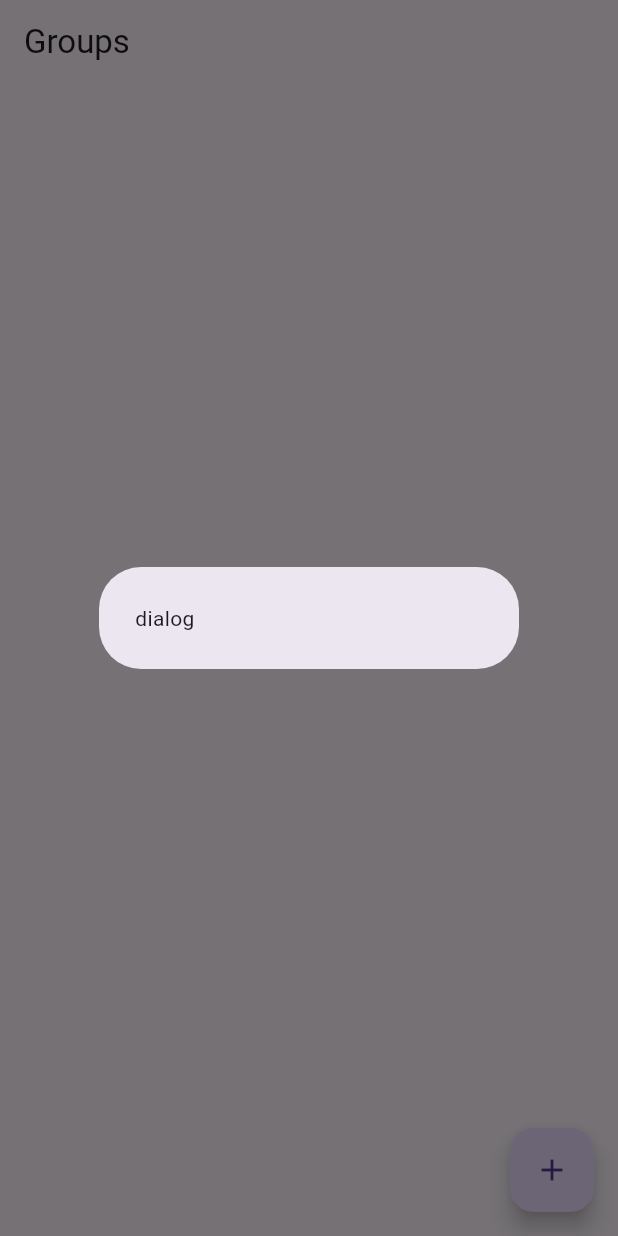
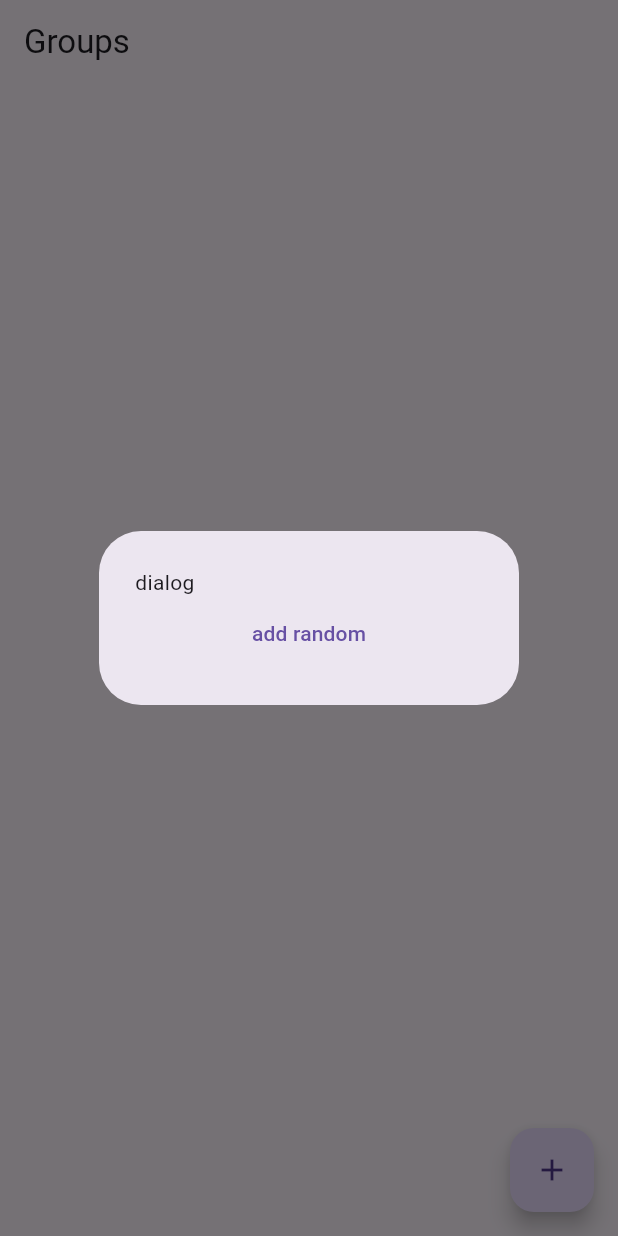
Before and after one commit to split-eth/split-eth-flutter, a Flutter app: the screen it shows after launch, after a tap on the "add" icon, on a phone screen of 412 x 824 dp. Run offline on Flutter 3.47's test engine with Material 3 defaults, Android fonts, the phone set to English and light mode, and no system bars; our stand-ins replace equatable, get_it, go_router, shared_preferences.

Commit message:
WIP: add random groups

```diff
--- /dev/null
+++ b/lib/features/add_group/controller.dart
@@ -0,0 +1,23 @@
+import 'package:flutter/material.dart';
+import 'package:get_it/get_it.dart';
+import 'package:provider/provider.dart';
+import 'package:split_eth_flutter/repos/local_group_repo.dart';
+
+import '../../models/group.dart';
+import 'view.dart';
+
+class AddGroupController extends ChangeNotifier {
+  AddGroupController._();
+
+  void addGroup(Group group) {
+    GetIt.I.get<LocalGroupRepo>().addGroup(group);
+    notifyListeners();
+  }
+
+  static Widget createView() {
+    return ChangeNotifierProvider(
+      create: (_) => AddGroupController._(),
+      child: const AddGroupView(),
+    );
+  }
+}
--- a/lib/features/add_group/view.dart
+++ b/lib/features/add_group/view.dart
@@ -1,14 +1,27 @@
+import 'dart:math';
+
 import 'package:flutter/material.dart';
+import 'package:provider/provider.dart';
+import 'package:split_eth_flutter/features/add_group/controller.dart';
+
+import '../../models/group.dart';
 
 class AddGroupView extends StatelessWidget {
   const AddGroupView({super.key});
 
   @override
   Widget build(BuildContext context) {
-    return const SimpleDialog(
-      contentPadding: EdgeInsets.all(24),
+    return SimpleDialog(
+      contentPadding: const EdgeInsets.all(24),
       children: [
-        Text('dialog'),
+        const Text('dialog'),
+        TextButton(
+            onPressed: () {
+              final String id = List.generate(6, (_) => Random().nextInt(10)).join();
+              final Group group = Group(id: id);
+              context.read<AddGroupController>().addGroup(group);
+            },
+            child: const Text('add random'))
       ],
     );
   }
--- a/lib/repos/local_group_repo.dart
+++ b/lib/repos/local_group_repo.dart
@@ -27,7 +27,10 @@ class LocalGroupRepo {
   }
 
   Group _getGroupByKey(String key) {
-    final String value = _prefs.getString('$namespace/$key') ?? '{}';
+    final String? value = _prefs.getString(key);
+    if (value == null) {
+      throw Exception('Group not found');
+    }
     return Group.fromJson(jsonDecode(value));
   }
 }
--- a/lib/router.dart
+++ b/lib/router.dart
@@ -1,5 +1,5 @@
 import 'package:go_router/go_router.dart';
-import 'package:split_eth_flutter/features/add_group/view.dart';
+import 'package:split_eth_flutter/features/add_group/controller.dart';
 import 'package:split_eth_flutter/features/group/view.dart';
 import 'package:split_eth_flutter/features/group_list/controller.dart';
 
@@ -15,7 +15,7 @@ GoRouter createRouterConfig() {
         routes: [
           GoRoute(
             path: 'new',
-            pageBuilder: (_, __) => DialogPage(builder: (_) => const AddGroupView()),
+            pageBuilder: (_, __) => DialogPage(builder: (_) => AddGroupController.createView()),
           ),
           GoRoute(
             path: ':id',
```
